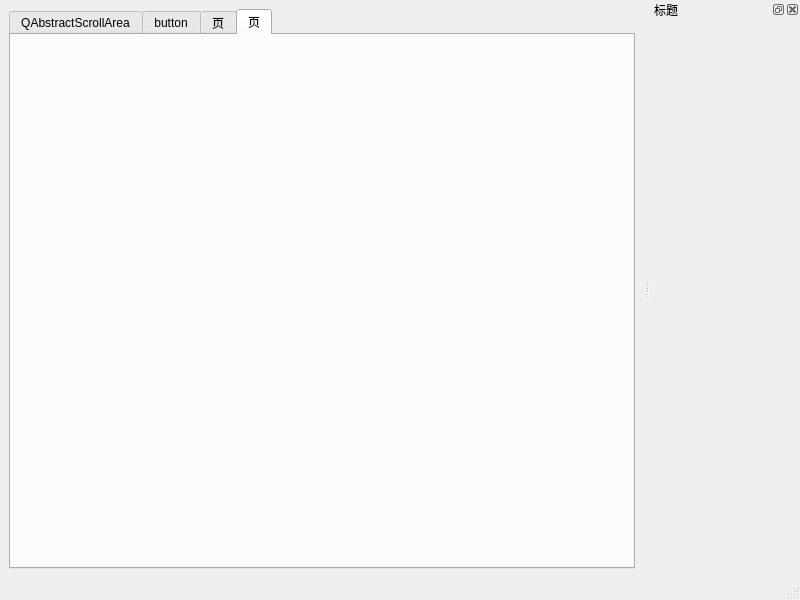
Before: the Qt Designer form QStyleDemo/QssDemo/mainwindow.ui in mahuifa/QMDemo, drawn with Qt 5.
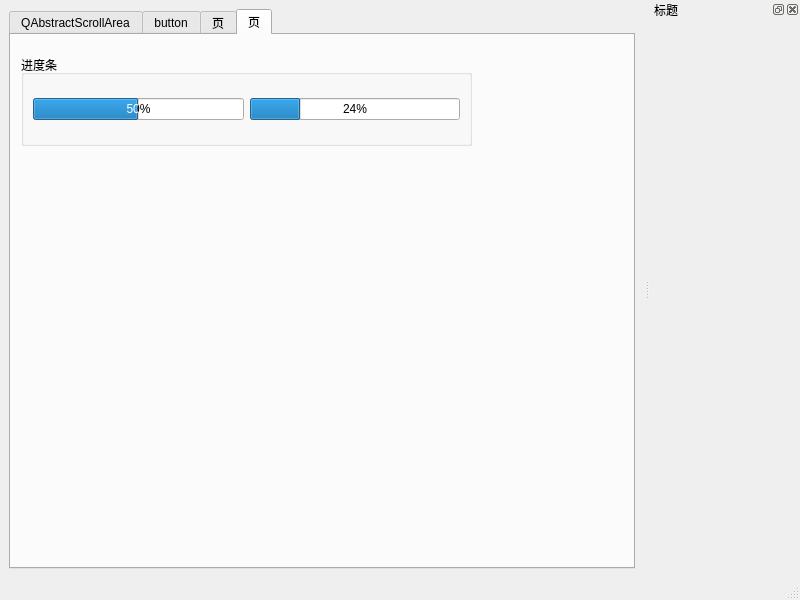
After: the same form once the commit is applied. The open tabs and pages were chosen to show the change.

Commit message:
新功能：实现QssDemo功能
    1、实现QMenuBar菜单栏样式；
    2、QProgressBar进度条样式；

```diff
--- a/QStyleDemo/QssDemo/mainwindow.ui
+++ b/QStyleDemo/QssDemo/mainwindow.ui
@@ -828,6 +828,50 @@
        <attribute name="title">
         <string>页</string>
        </attribute>
+       <widget class="QGroupBox" name="groupBox_9">
+        <property name="geometry">
+         <rect>
+          <x>10</x>
+          <y>20</y>
+          <width>451</width>
+          <height>91</height>
+         </rect>
+        </property>
+        <property name="title">
+         <string>进度条</string>
+        </property>
+        <layout class="QGridLayout" name="gridLayout_7">
+         <item row="0" column="0">
+          <widget class="QProgressBar" name="progressBar">
+           <property name="value">
+            <number>50</number>
+           </property>
+           <property name="alignment">
+            <set>Qt::AlignCenter</set>
+           </property>
+          </widget>
+         </item>
+         <item row="0" column="1">
+          <widget class="QProgressBar" name="progressBar_2">
+           <property name="value">
+            <number>24</number>
+           </property>
+           <property name="alignment">
+            <set>Qt::AlignLeading|Qt::AlignLeft|Qt::AlignVCenter</set>
+           </property>
+           <property name="textVisible">
+            <bool>true</bool>
+           </property>
+           <property name="orientation">
+            <enum>Qt::Horizontal</enum>
+           </property>
+           <property name="invertedAppearance">
+            <bool>false</bool>
+           </property>
+          </widget>
+         </item>
+        </layout>
+       </widget>
       </widget>
      </widget>
     </item>
```
Left out of the diff: 2 changed lines with no effect on the pictures. The commit also changes 2 other files.
